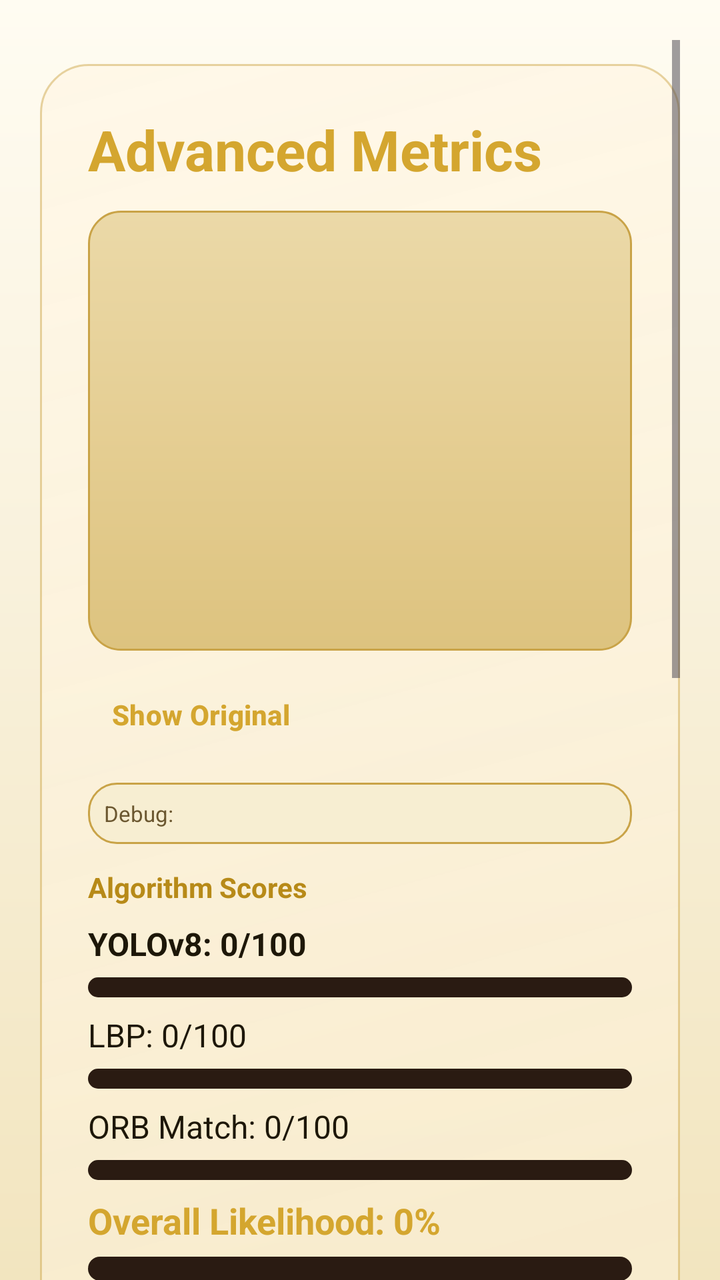
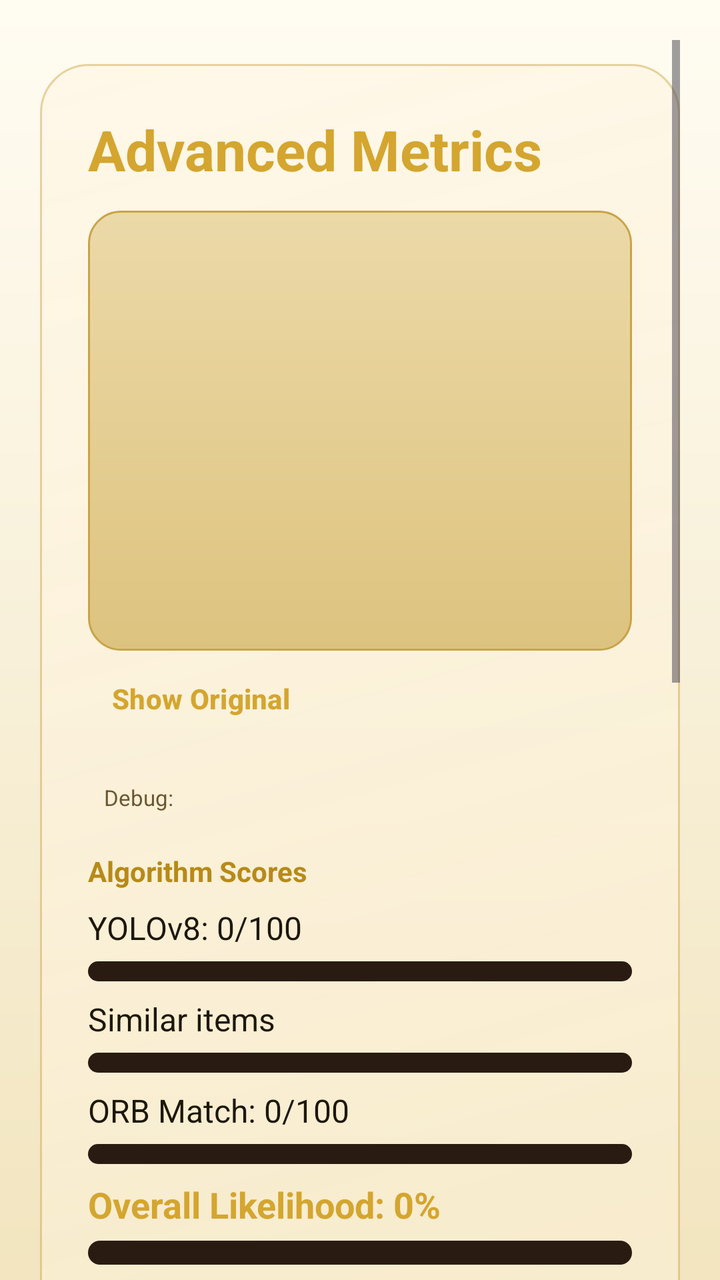

Two renders of the same Android screen: before a commit and after it. Below are the layout's source before the change and the commit's diff.
<!-- AndroidManifest.xml: application theme Theme.StudioWebWrapper -->
<!-- res/layout/fragment_advanced_metrics.xml -->
<?xml version="1.0" encoding="utf-8"?>
<ScrollView xmlns:android="http://schemas.android.com/apk/res/android"
    android:layout_width="match_parent"
    android:layout_height="match_parent"
    android:background="@drawable/bg_black_gold"
    android:padding="20dp"
    android:clipToPadding="false">

    <LinearLayout
        android:layout_width="match_parent"
        android:layout_height="wrap_content"
        android:layout_marginTop="12dp"
        android:background="@drawable/bg_glassmorphism"
        android:orientation="vertical"
        android:padding="24dp">

        <TextView
            android:layout_width="wrap_content"
            android:layout_height="wrap_content"
            android:text="Advanced Metrics"
            android:textAppearance="@style/TextAppearance.Material3.HeadlineMedium"
            android:textColor="@color/jg_gold_light"
            android:textStyle="bold" />

        <ImageView
            android:id="@+id/previewImage"
            android:layout_width="match_parent"
            android:layout_height="220dp"
            android:layout_marginTop="12dp"
            android:background="@drawable/bg_preview"
            android:scaleType="centerCrop" />

        <com.google.android.material.button.MaterialButton
            android:id="@+id/toggleDetectionsButton"
            style="@style/JewelGrade.TextButton"
            android:layout_width="wrap_content"
            android:layout_height="wrap_content"
            android:layout_marginTop="8dp"
            android:text="Show Original" />

        <TextView
            android:id="@+id/debugInfoText"
            android:layout_width="match_parent"
            android:layout_height="wrap_content"
            android:layout_marginTop="10dp"
            android:background="@drawable/bg_dashboard_tile"
            android:padding="8dp"
            android:text="Debug:"
            android:textColor="@color/jg_text_secondary"
            android:textSize="11sp" />

        <TextView
            android:layout_width="wrap_content"
            android:layout_height="wrap_content"
            android:layout_marginTop="12dp"
            android:text="Algorithm Scores"
            android:textColor="@color/jg_gold"
            android:textStyle="bold" />

        <LinearLayout
            android:layout_width="match_parent"
            android:layout_height="wrap_content"
            android:orientation="vertical"
            android:layout_marginTop="8dp">

            <TextView
                android:id="@+id/yoloScoreText"
                android:layout_width="match_parent"
                android:layout_height="wrap_content"
                android:text="YOLOv8: 0/100"
                android:textColor="@color/jg_text_primary"
                android:textSize="16sp"
                android:textStyle="bold" />

            <ProgressBar
                android:id="@+id/yoloScoreBar"
                style="?android:attr/progressBarStyleHorizontal"
                android:layout_width="match_parent"
                android:layout_height="10dp"
                android:layout_marginTop="6dp"
                android:max="100"
                android:progressDrawable="@drawable/progress_algorithm_rounded"
                android:progress="0" />

            <TextView
                android:id="@+id/lbpScoreText"
                android:layout_width="match_parent"
                android:layout_height="wrap_content"
                android:layout_marginTop="8dp"
                android:text="LBP: 0/100"
                android:textColor="@color/jg_text_primary"
                android:textSize="16sp" />

            <ProgressBar
                android:id="@+id/lbpScoreBar"
                style="?android:attr/progressBarStyleHorizontal"
                android:layout_width="match_parent"
                android:layout_height="10dp"
                android:layout_marginTop="6dp"
                android:max="100"
                android:progressDrawable="@drawable/progress_algorithm_rounded"
                android:progress="0" />

            <TextView
                android:id="@+id/orbScoreText"
                android:layout_width="match_parent"
                android:layout_height="wrap_content"
                android:layout_marginTop="8dp"
                android:text="ORB Match: 0/100"
                android:textColor="@color/jg_text_primary"
                android:textSize="16sp" />

            <ProgressBar
                android:id="@+id/orbScoreBar"
                style="?android:attr/progressBarStyleHorizontal"
                android:layout_width="match_parent"
                android:layout_height="10dp"
                android:layout_marginTop="6dp"
                android:max="100"
                android:progressDrawable="@drawable/progress_algorithm_rounded"
                android:progress="0" />

            <TextView
                android:id="@+id/totalScoreText"
                android:layout_width="match_parent"
                android:layout_height="wrap_content"
                android:layout_marginTop="8dp"
                android:text="Overall Likelihood: 0%"
                android:textColor="@color/jg_gold_light"
                android:textSize="18sp"
                android:textStyle="bold" />

            <ProgressBar
                android:id="@+id/overallScoreBar"
                style="?android:attr/progressBarStyleHorizontal"
                android:layout_width="match_parent"
                android:layout_height="12dp"
                android:layout_marginTop="6dp"
                android:max="100"
                android:progressDrawable="@drawable/progress_overall_rounded"
                android:progress="0" />

            <TextView
                android:id="@+id/quickInterpretationText"
                android:layout_width="match_parent"
                android:layout_height="wrap_content"
                android:layout_marginTop="10dp"
                android:background="@drawable/bg_dashboard_tile"
                android:padding="10dp"
                android:text="Quick interpretation"
                android:textColor="@color/jg_text_secondary"
                android:textSize="13sp" />

            <TextView
                android:id="@+id/tierBadgeText"
                android:layout_width="wrap_content"
                android:layout_height="wrap_content"
                android:layout_marginTop="10dp"
                android:background="@drawable/bg_badge_tier_d"
                android:clickable="true"
                android:drawableStart="@drawable/ic_medal"
                android:drawablePadding="6dp"
                android:focusable="true"
                android:paddingStart="12dp"
                android:paddingTop="6dp"
                android:paddingEnd="12dp"
                android:paddingBottom="6dp"
                android:text="Tier D"
                android:textAllCaps="true"
                android:textColor="#FFFFFF"
                android:textSize="12sp"
                android:textStyle="bold" />

            <TextView
                android:id="@+id/gradingCriteriaText"
                android:layout_width="match_parent"
                android:layout_height="wrap_content"
                android:layout_marginTop="8dp"
                android:text=""
                android:textColor="@color/jg_text_secondary"
                android:textSize="12sp"
                android:visibility="gone" />

            <TextView
                android:id="@+id/expectedWeightText"
                android:layout_width="match_parent"
                android:layout_height="wrap_content"
                android:layout_marginTop="6dp"
                android:text="Expected weight: N/A"
                android:textColor="@color/jg_text_secondary" />

            <TextView
                android:layout_width="wrap_content"
                android:layout_height="wrap_content"
                android:layout_marginTop="12dp"
                android:text="Why This Score"
                android:textColor="@color/jg_gold"
                android:textStyle="bold" />

            <TextView
                android:id="@+id/explainabilityText"
                android:layout_width="match_parent"
                android:layout_height="wrap_content"
                android:layout_marginTop="6dp"
                android:background="@drawable/bg_dashboard_tile"
                android:padding="10dp"
                android:textColor="@color/jg_text_secondary" />

            <TextView
                android:layout_width="wrap_content"
                android:layout_height="wrap_content"
                android:layout_marginTop="12dp"
                android:text="Re-scan Suggestions"
                android:textColor="@color/jg_gold"
                android:textStyle="bold" />

            <TextView
                android:id="@+id/rescanSuggestionsText"
                android:layout_width="match_parent"
                android:layout_height="wrap_content"
                android:layout_marginTop="6dp"
                android:background="@drawable/bg_dashboard_tile"
                android:padding="10dp"
                android:textColor="@color/jg_text_secondary" />

        </LinearLayout>

        <TextView
            android:layout_width="wrap_content"
            android:layout_height="wrap_content"
            android:layout_marginTop="12dp"
            android:text="Predicted Karat"
            android:textColor="@color/jg_gold"
            android:textStyle="bold" />

        <TextView
            android:id="@+id/materialText"
            android:layout_width="match_parent"
            android:layout_height="wrap_content"
            android:textColor="@color/jg_text_primary"
            android:background="@drawable/bg_dashboard_tile"
            android:padding="10dp"
            android:layout_marginTop="6dp" />

        <TextView
            android:layout_width="wrap_content"
            android:layout_height="wrap_content"
            android:layout_marginTop="12dp"
            android:text="Analysis"
            android:textColor="@color/jg_gold"
            android:textStyle="bold" />

        <TextView
            android:id="@+id/analysisText"
            android:layout_width="match_parent"
            android:layout_height="wrap_content"
            android:textColor="@color/jg_text_secondary"
            android:background="@drawable/bg_dashboard_tile"
            android:padding="10dp"
            android:layout_marginTop="6dp" />

        <TextView
            android:layout_width="wrap_content"
            android:layout_height="wrap_content"
            android:layout_marginTop="12dp"
            android:text="Similar Products"
            android:textColor="@color/jg_gold"
            android:textStyle="bold" />

        <TextView
            android:id="@+id/similarProductsText"
            android:layout_width="match_parent"
            android:layout_height="wrap_content"
            android:textColor="@color/jg_text_secondary"
            android:background="@drawable/bg_dashboard_tile"
            android:padding="10dp"
            android:layout_marginTop="6dp" />

        <com.google.android.material.button.MaterialButton
            android:id="@+id/backButton"
            style="@style/JewelGrade.TextButton"
            android:layout_width="wrap_content"
            android:layout_height="wrap_content"
            android:text="Back" />

    </LinearLayout>

</ScrollView>
<!-- resources referenced by this layout -->
<resources>
  <color name="jg_gold">#B78A18</color>
  <color name="jg_gold_light">#D4A62F</color>
  <color name="jg_text_primary">#1D1708</color>
  <color name="jg_text_secondary">#6B5730</color>
  <!-- drawable bg_badge_tier_d (drawable) -->
  <?xml version="1.0" encoding="utf-8"?>
  <shape xmlns:android="http://schemas.android.com/apk/res/android" android:shape="rectangle">
      <solid android:color="#6D4C41" />
      <corners android:radius="999dp" />
      <stroke android:width="1dp" android:color="#BCAAA4" />
  </shape>
  <!-- drawable bg_black_gold (drawable) -->
  <?xml version="1.0" encoding="utf-8"?>
  <shape xmlns:android="http://schemas.android.com/apk/res/android" android:shape="rectangle">
      <gradient
          android:angle="320"
      android:startColor="@color/jg_bg_gradient_start"
      android:centerColor="@color/jg_bg_gradient_mid"
      android:endColor="@color/jg_bg_gradient_end"
          android:type="linear" />
  </shape>
  <!-- drawable bg_dashboard_tile (drawable) -->
  <?xml version="1.0" encoding="utf-8"?>
  <shape xmlns:android="http://schemas.android.com/apk/res/android" android:shape="rectangle">
      <solid android:color="@color/jg_tile_fill" />
      <corners android:radius="14dp" />
      <stroke
          android:width="1dp"
          android:color="@color/jg_tile_stroke" />
  </shape>
  <!-- drawable bg_glassmorphism (drawable) -->
  <?xml version="1.0" encoding="utf-8"?>
  <shape xmlns:android="http://schemas.android.com/apk/res/android" android:shape="rectangle">
      <gradient
          android:angle="315"
          android:startColor="@color/jg_glass_start"
          android:centerColor="@color/jg_glass_mid"
          android:endColor="@color/jg_glass_end" />
      <corners android:radius="24dp" />
      <stroke
          android:width="1dp"
          android:color="@color/jg_glass_stroke" />
      <padding
          android:left="1dp"
          android:top="1dp"
          android:right="1dp"
          android:bottom="1dp" />
  </shape>
  <!-- drawable bg_preview (drawable) -->
  <?xml version="1.0" encoding="utf-8"?>
  <shape xmlns:android="http://schemas.android.com/apk/res/android" android:shape="rectangle">
      <gradient
          android:angle="330"
          android:startColor="@color/jg_preview_start"
          android:centerColor="@color/jg_preview_mid"
          android:endColor="@color/jg_preview_end" />
      <corners android:radius="16dp" />
      <stroke
          android:width="1dp"
          android:color="@color/jg_tile_stroke" />
  </shape>
  <style name="JewelGrade.TextButton" parent="Widget.Material3.Button.TextButton">
          <item name="android:textAllCaps">false</item>
          <item name="android:textStyle">bold</item>
          <item name="android:textColor">@color/jg_gold_light</item>
      </style>
  <color name="jg_bg_gradient_start">#FFFCF2</color>
  <color name="jg_bg_gradient_mid">#F8F0D9</color>
  <color name="jg_bg_gradient_end">#F2E5BF</color>
  <color name="jg_tile_fill">#F7EED2</color>
  <color name="jg_tile_stroke">#C9A347</color>
  <color name="jg_glass_start">#CCFFF7E6</color>
  <color name="jg_glass_mid">#BFFAEED3</color>
  <color name="jg_glass_end">#CCF2E3C1</color>
  <color name="jg_glass_stroke">#80CFA951</color>
  <color name="jg_preview_start">#EBD9A8</color>
  <color name="jg_preview_mid">#E5CE93</color>
  <color name="jg_preview_end">#DDC37F</color>
  <color name="jg_black">#13110A</color>
  <color name="jg_black_card">#FFFDF7</color>
  <!-- unchanged entries left out for length: 4 -->
</resources>

<!-- the commit's change to res/layout/fragment_advanced_metrics.xml (unified diff, before → after) -->
@@ -15,7 +15,7 @@
         android:padding="24dp">
 
         <TextView
-            android:layout_width="wrap_content"
+            android:layout_width="match_parent"
             android:layout_height="wrap_content"
             android:text="Advanced Metrics"
             android:textAppearance="@style/TextAppearance.Material3.HeadlineMedium"
@@ -35,7 +35,6 @@
             style="@style/JewelGrade.TextButton"
             android:layout_width="wrap_content"
             android:layout_height="wrap_content"
-            android:layout_marginTop="8dp"
             android:text="Show Original" />
 
         <TextView
@@ -43,7 +42,6 @@
             android:layout_width="match_parent"
             android:layout_height="wrap_content"
             android:layout_marginTop="10dp"
-            android:background="@drawable/bg_dashboard_tile"
             android:padding="8dp"
             android:text="Debug:"
             android:textColor="@color/jg_text_secondary"
@@ -69,8 +67,7 @@
                 android:layout_height="wrap_content"
                 android:text="YOLOv8: 0/100"
                 android:textColor="@color/jg_text_primary"
-                android:textSize="16sp"
-                android:textStyle="bold" />
+                android:textSize="16sp" />
 
             <ProgressBar
                 android:id="@+id/yoloScoreBar"
@@ -79,15 +76,14 @@
                 android:layout_height="10dp"
                 android:layout_marginTop="6dp"
                 android:max="100"
-                android:progressDrawable="@drawable/progress_algorithm_rounded"
-                android:progress="0" />
+                android:progressDrawable="@drawable/progress_algorithm_rounded" />
 
             <TextView
                 android:id="@+id/lbpScoreText"
                 android:layout_width="match_parent"
                 android:layout_height="wrap_content"
                 android:layout_marginTop="8dp"
-                android:text="LBP: 0/100"
+                android:text="Similar items"
                 android:textColor="@color/jg_text_primary"
                 android:textSize="16sp" />
 
